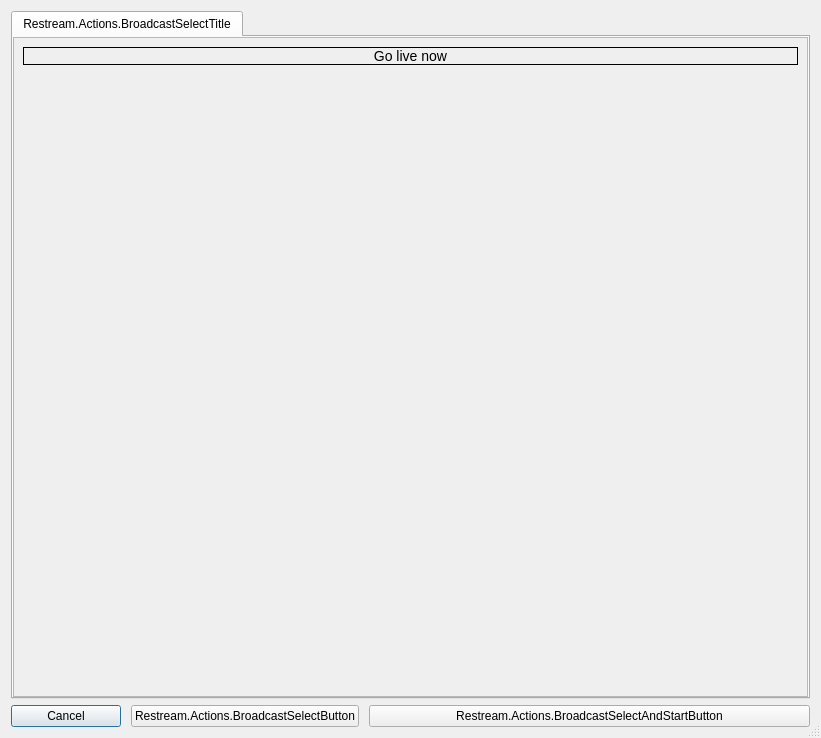
restreamio/obs-studio, file UI/forms/OBSRestreamActions.ui: the form before one commit.
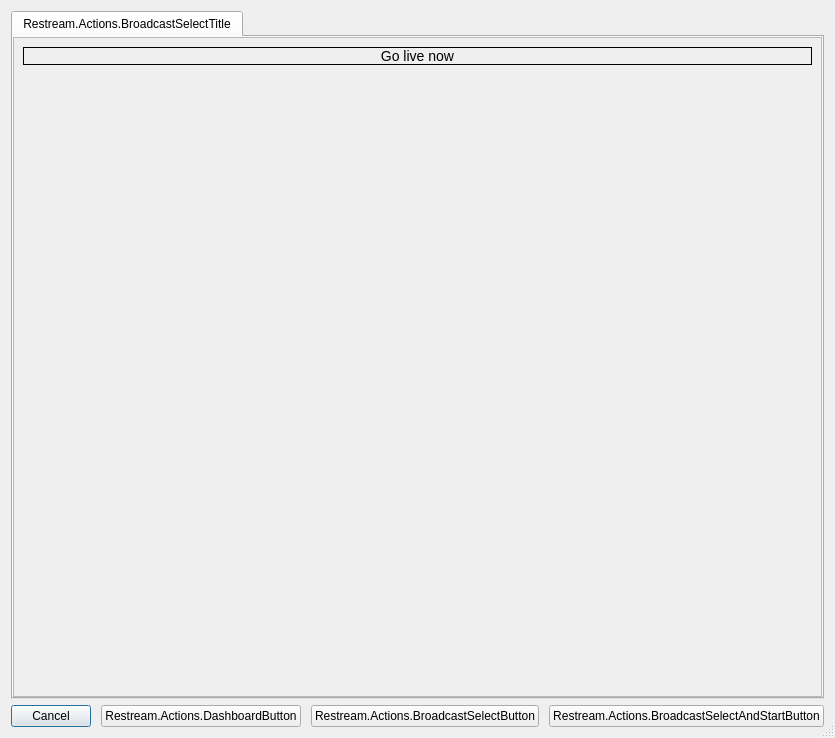
The form after the commit.

Commit message: Remember last selected event for "Manage Broadcast" dialog If we can't get event info from api - create default event

Diff of the .ui file:
```diff
--- a/UI/forms/OBSRestreamActions.ui
+++ b/UI/forms/OBSRestreamActions.ui
@@ -133,7 +133,7 @@
        <number>0</number>
       </property>
       <item row="0" column="0">
-       <layout class="QHBoxLayout" name="horizontalLayout_2" stretch="1,2,4">
+       <layout class="QHBoxLayout" name="horizontalLayout_2" stretch="1,1,2,3">
         <property name="spacing">
          <number>10</number>
         </property>
@@ -147,6 +147,13 @@
           </property>
          </widget>
         </item>
+        <item>
+         <widget class="QPushButton" name="dashboardButton">
+          <property name="text">
+           <string>Restream.Actions.DashboardButton</string>
+          </property>
+         </widget>
+        </item>
         <item>
          <widget class="QPushButton" name="saveButton">
           <property name="text">
```
The commit also changes 5 other files.
